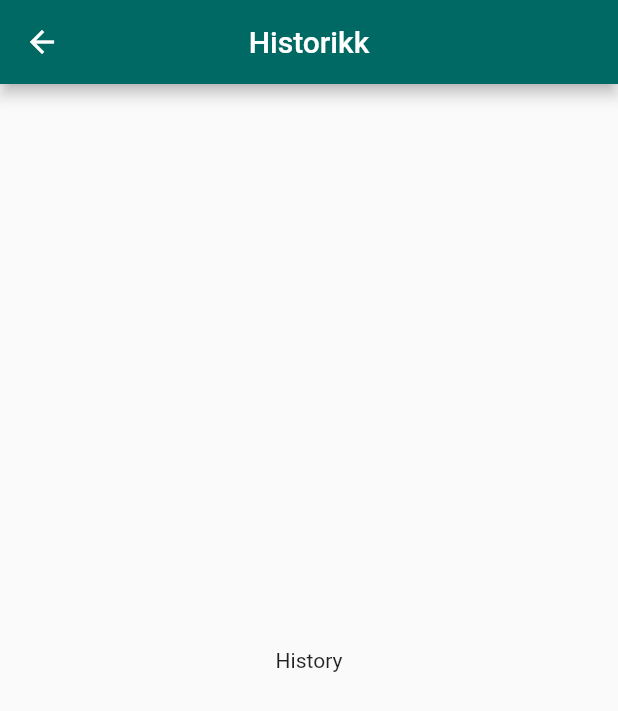
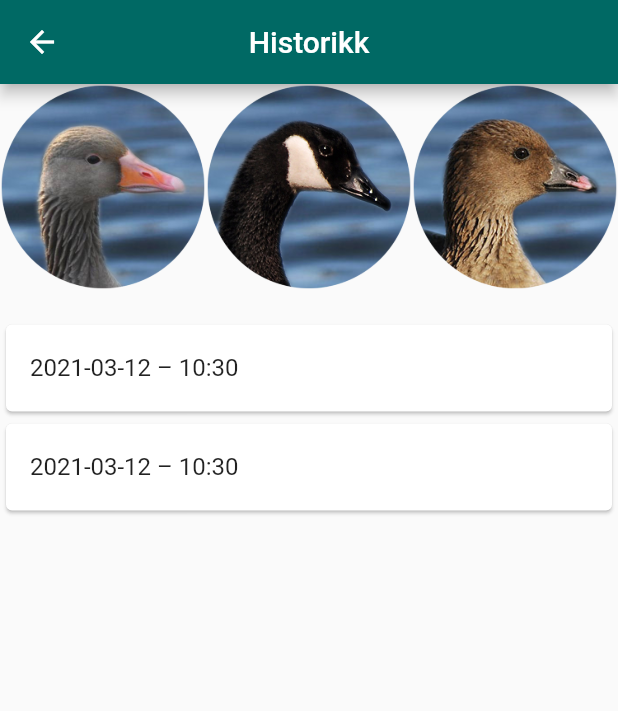
Before and after one commit to magnusgeriksson/gasejakt, a Flutter app: the HistoryScreen screen opened directly, on a phone screen of 412 x 824 dp. Shown: the top 711 px of the screen. Run offline on Flutter 3.47's test engine with Material 2 defaults, Android fonts, the light colour scheme and no system bars; our stand-ins replace get_it.

Commit message:
wip history screen

```diff
--- a/lib/business_logic/models/huntingday.dart
+++ b/lib/business_logic/models/huntingday.dart
@@ -1,12 +1,19 @@
+import 'package:gasejakt/business_logic/models/kommune.dart';
+
 class Huntingday {
   //[Range(1, 999999)]
   String jegerNumber;
   String location;
-  DateTime time;
+  DateTime date;
+
   //[Range(101, 9999, ErrorMessage = "{0} must be between 101 and 9999")]
-  int kommunenummer;
+  // int kommunenummer;
+  //Hente kommune fra kommunenr eller lagre kommunenavnet på objektet?
+  // String kommunenavn;
+  Kommune kommune;
+
   //[Range(1, 99, ErrorMessage = "{0} must be between 1 and 100")]
-  int antallJeger;
+  int antallJegere;
   int graGas;
   int kanadaGas;
   int kortnebbGas;
@@ -14,8 +21,10 @@ class Huntingday {
   Huntingday(
       {this.jegerNumber = "",
       this.location = "",
-      this.antallJeger = 0,
+      this.antallJegere = 0,
       this.graGas = 0,
+      this.kommune,
       this.kanadaGas = 0,
-      this.kortnebbGas = 0});
+      this.kortnebbGas = 0})
+      : this.date = DateTime.now();
 }
--- a/lib/business_logic/view_models/history_viewmodel.dart
+++ b/lib/business_logic/view_models/history_viewmodel.dart
@@ -0,0 +1,52 @@
+import 'package:flutter/material.dart';
+import 'package:gasejakt/business_logic/models/huntingday.dart';
+import 'package:gasejakt/services/goosehunt/goosehunt_service.dart';
+import 'package:gasejakt/services/service_locator.dart';
+import 'package:intl/intl.dart';
+
+class HistoryViewModel extends ChangeNotifier {
+  final GoosehuntService _goosehuntService = serviceLocator<GoosehuntService>();
+
+  List<HistoryPresentation> _historyPresentation;
+
+  List<HistoryPresentation> get registerPresentation => _historyPresentation;
+
+  Future<void> loadData() async {
+    var huntingdays = await _goosehuntService.getRegisteredHuntingdays();
+
+    _prepareRegisterPresentation(huntingdays);
+    notifyListeners();
+  }
+
+  void _prepareRegisterPresentation(List<Huntingday> huntingdays) {
+    List<HistoryPresentation> tempList = [];
+
+    for (Huntingday hd in huntingdays) {
+      tempList.add(HistoryPresentation(
+          hd.jegerNumber,
+          hd.kommune.navn,
+          DateFormat('yyyy-MM-dd – kk:mm').format(hd.date).toString(),
+          hd.antallJegere.toString(),
+          gragas: hd.kanadaGas.toString(),
+          kanadaGas: hd.kanadaGas.toString(),
+          kortnebbgas: hd.kortnebbGas.toString()));
+    }
+
+    _historyPresentation = tempList;
+  }
+}
+
+//Alle felt som skal vises i UI
+class HistoryPresentation {
+  final String jegernummer;
+  final String kommunenavn;
+  final String date;
+  final String antallJegere;
+  final String gragas;
+  final String kortnebbgas;
+  final String kanadaGas;
+
+  HistoryPresentation(
+      this.jegernummer, this.kommunenavn, this.date, this.antallJegere,
+      {this.gragas = "0", this.kortnebbgas = "0", this.kanadaGas = "0"});
+}
--- a/lib/services/goosehunt/goosehunt_service.dart
+++ b/lib/services/goosehunt/goosehunt_service.dart
@@ -4,6 +4,7 @@ import 'package:gasejakt/business_logic/models/kommune.dart';
 import 'package:http/http.dart' as http;
 
 abstract class GoosehuntService {
+  Future<List<Huntingday>> getRegisteredHuntingdays();
   Future<http.Response> registerHuntingday(Huntingday huntingday);
   Future<Hunter> getHunter();
   Future<bool> registerHunter(Hunter hunter);
--- a/lib/services/service_locator.dart
+++ b/lib/services/service_locator.dart
@@ -1,3 +1,4 @@
+import 'package:gasejakt/business_logic/view_models/history_viewmodel.dart';
 import 'package:gasejakt/business_logic/view_models/kommune_viewmodel.dart';
 import 'package:gasejakt/business_logic/view_models/profile_viewmodel.dart';
 import 'package:gasejakt/business_logic/view_models/register_view_model.dart';
@@ -19,4 +20,6 @@ void setupServiceLocator() {
       .registerLazySingleton<KommuneViewModel>(() => KommuneViewModel());
   serviceLocator
       .registerLazySingleton<ProfileViewmodel>(() => ProfileViewmodel());
+  serviceLocator
+      .registerLazySingleton<HistoryViewModel>(() => HistoryViewModel());
 }
--- a/lib/ui/screens/history_screen.dart
+++ b/lib/ui/screens/history_screen.dart
@@ -1,17 +1,12 @@
 import 'package:flutter/material.dart';
+import 'package:gasejakt/business_logic/utils/constants.dart';
+import 'package:gasejakt/business_logic/view_models/history_viewmodel.dart';
+import 'package:gasejakt/services/service_locator.dart';
+import 'package:gasejakt/ui/widgets/column_spacer.dart';
+import 'package:provider/provider.dart';
 
 class HistoryScreen extends StatefulWidget {
   HistoryScreen({Key key, this.title}) : super(key: key);
-
-  // This widget is the home page of your application. It is stateful, meaning
-  // that it has a State object (defined below) that contains fields that affect
-  // how it looks.
-
-  // This class is the configuration for the state. It holds the values (in this
-  // case the title) provided by the parent (in this case the App widget) and
-  // used by the build method of the State. Fields in a Widget subclass are
-  // always marked "final".
-
   final String title;
 
   @override
@@ -19,14 +14,93 @@ class HistoryScreen extends StatefulWidget {
 }
 
 class _HistoryScreenState extends State<HistoryScreen> {
+  HistoryViewModel model = serviceLocator<HistoryViewModel>();
+
+  @override
+  void initState() {
+    model.loadData();
+    super.initState();
+  }
+
+  Widget buildListView(HistoryViewModel viewModel) {
+    return ChangeNotifierProvider<HistoryViewModel>.value(
+        value: viewModel,
+        child: Consumer<HistoryViewModel>(
+            builder: (context, model, child) => ListView.builder(
+                  itemCount: model?.registerPresentation?.length ?? 0,
+                  itemBuilder: (context, index) {
+                    return Card(
+                      child: ExpansionTile(
+                        // leading: SizedBox(
+                        //   width: 60,
+                        //   child: Text(
+                        //     '${model.kommunePresentation[index].navn}',
+                        //     style: TextStyle(fontSize: 10),
+                        //   ),
+                        // ),
+                        title: Text(
+                            model?.registerPresentation[index].date.toString()),
+                        // subtitle:
+                        //     Text('${model.kommunePresentation[index].navn}'),
+                        trailing: Row(
+                          mainAxisSize: MainAxisSize.min,
+                          children: [
+                            // Icon(Icons.done, color: PrimaryColor),
+                          ],
+                        ),
+                        children: [
+                          Column(
+                              crossAxisAlignment: CrossAxisAlignment.start,
+                              children: [
+                                //TODO design senere
+                                Text(
+                                    "Jegernummer ${model.registerPresentation[index].jegernummer}"),
+                                Text(
+                                    "Antall jegere ${model.registerPresentation[index].antallJegere}"),
+                                Text(
+                                    "Kommune ${model.registerPresentation[index].kommunenavn}"),
+                                //Grågås
+                                Row(
+                                  children: [
+                                    Image.asset('images/gragas.png',
+                                        height: 30, width: 30, fit: BoxFit.cover),
+                                    Text("${model.registerPresentation[index].gragas}")
+                                  ],
+                                ),
+                                //Kanadagås
+                                Row(
+                                  children: [
+                                    Image.asset('images/kanadagas.png',
+                                        height: 30, width: 30, fit: BoxFit.cover),
+                                    Text("${model.registerPresentation[index].kanadaGas}")
+                                  ],
+                                ),
+                                //kortnebbgås
+                                Row(
+                                  children: [
+                                    Image.asset('images/kortnebbgas.png',
+                                        height: 30, width: 30, fit: BoxFit.cover),
+                                    Text("${model.registerPresentation[index].kortnebbgas}")
+                                  ],
+                                ),
+
+
+                              ])
+                        ],
+                        // onTap: () {
+                        //   //setState to update Placeholder selected kommune
+                        //   setState(() {
+                        //     // model.setKommune(index);
+                        //   });
+                        // },
+                      ),
+                    );
+                  },
+                )));
+  }
+
   @override
   Widget build(BuildContext context) {
-    // This method is rerun every time setState is called, for instance as done
-    // by the _incrementCounter method above.
-    //
-    // The Flutter framework has been optimized to make rerunning build methods
-    // fast, so that you can just rebuild anything that needs updating rather
-    // than having to individually change instances of widgets.
     return Scaffold(
         appBar: AppBar(
           // Here we take the value from the MyHomePage object that was created by
@@ -34,32 +108,25 @@ class _HistoryScreenState extends State<HistoryScreen> {
           title: Text(widget.title),
           centerTitle: true,
         ),
-      body: Center(
-        // Center is a layout widget. It takes a single child and positions it
-        // in the middle of the parent.
-        child: Column(
-          // Column is also a layout widget. It takes a list of children and
-          // arranges them vertically. By default, it sizes itself to fit its
-          // children horizontally, and tries to be as tall as its parent.
+        body: Column(crossAxisAlignment: CrossAxisAlignment.start, children: [
+          ColumnSpacer(spacing: 19, children: [
+            Row(
+                mainAxisSize: MainAxisSize.max,
+                mainAxisAlignment: MainAxisAlignment.center,
+                children: [
+                  Expanded(
+                      child:
+                          Image.asset('images/gragas.png', fit: BoxFit.cover)),
+                  Expanded(
+                      child: Image.asset('images/kanadagas.png',
+                          fit: BoxFit.cover)),
+                  Expanded(
+                      child: Image.asset('images/kortnebbgas.png',
+                          fit: BoxFit.cover)),
+                ]),
             //
-          // Invoke "debug painting" (press "p" in the console, choose the
-          // "Toggle Debug Paint" action from the Flutter Inspector in Android
-          // Studio, or the "Toggle Debug Paint" command in Visual Studio Code)
-          // to see the wireframe for each widget.
-          //
-          // Column has various properties to control how it sizes itself and
-          // how it positions its children. Here we use mainAxisAlignment to
-          // center the children vertically; the main axis here is the vertical
-          // axis because Columns are vertical (the cross axis would be
-          // horizontal).
-          mainAxisAlignment: MainAxisAlignment.center,
-          children: <Widget>[
-            Text(
-              'History',
-            ),
-          ],
-        ),
-      ), // This trailing comma makes auto-formatting nicer for build methods.
-    );
+          ]),
+          new Expanded(child: buildListView(model))
+        ]));
   }
 }
--- a/lib/ui/screens/register_screen.dart
+++ b/lib/ui/screens/register_screen.dart
@@ -1,4 +1,5 @@
 import 'package:flutter/material.dart';
+import 'package:gasejakt/business_logic/models/huntingday.dart';
 import 'package:gasejakt/business_logic/view_models/register_view_model.dart';
 import 'package:gasejakt/services/service_locator.dart';
 import 'package:gasejakt/ui/widgets/column_spacer.dart';
@@ -64,6 +65,10 @@ class _RegisterState extends State<RegisterScreen> {
   }
 
   void _sendRegistrering() {
+    viewModel.sendData(
+        _gragasNumberController.text, _kortnebbgasNumberController.text,
+        _kanadagasNumberController.text, _antallJegereController.text);
+
     _antallJegereController.clear();
     _gragasNumberController.clear();
     _kanadagasNumberController.clear();
--- a/pubspec.yaml
+++ b/pubspec.yaml
@@ -26,7 +26,7 @@ dependencies:
   provider: ^5.0.0
   get_it: ^6.0.0
   http: 0.13.0
-
+  intl: ^0.17.0
   # The following adds the Cupertino Icons font to your application.
   # Use with the CupertinoIcons class for iOS style icons.
   cupertino_icons: ^1.0.2
@@ -46,8 +46,8 @@ flutter:
   uses-material-design: true
 
   # To add assets to your application, add an assets section, like this:
-  # assets:
-  #   - images/a_dot_burr.jpeg
+  assets:
+    - images/
   #   - images/a_dot_ham.jpeg
 
   # An image asset can refer to one or more resolution-specific "variants", see
```
Also changed, not shown: lib/business_logic/view_models/register_view_model.dart (+13 -1 lines), lib/services/goosehunt/goosehunt_service_fake.dart (+40 -9 lines), images/gragas.png (added), images/kanadagas.png (added), images/kortnebbgas.png (added), pubspec.lock. Lines whose indentation alone changed are shown as unchanged.
